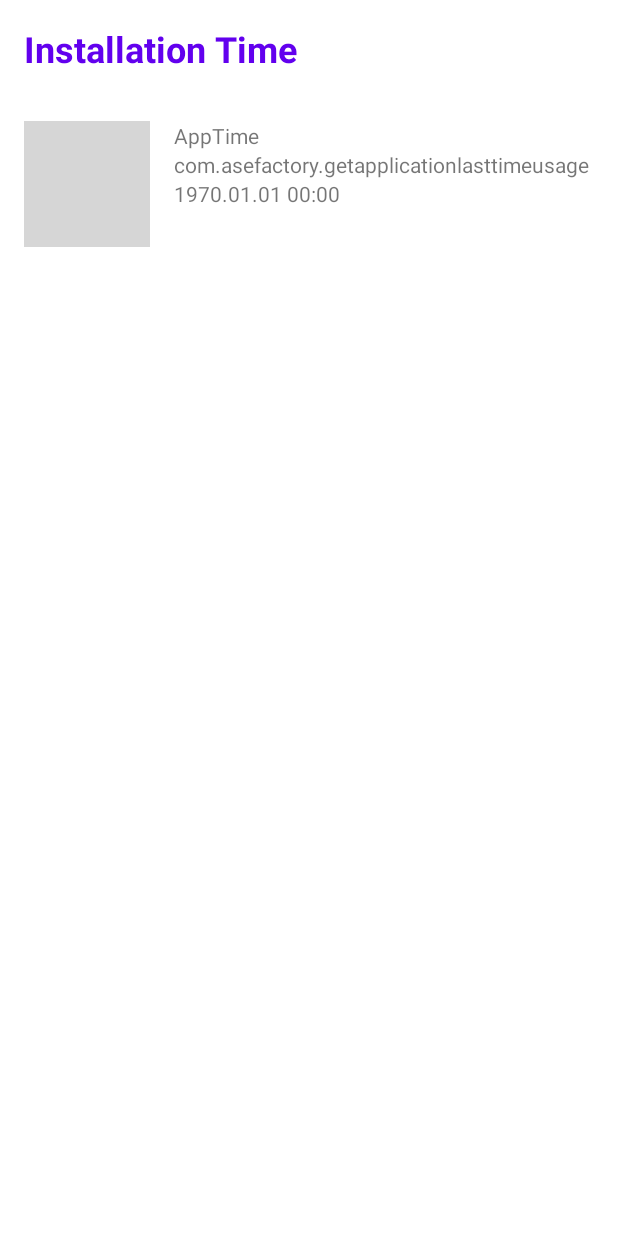
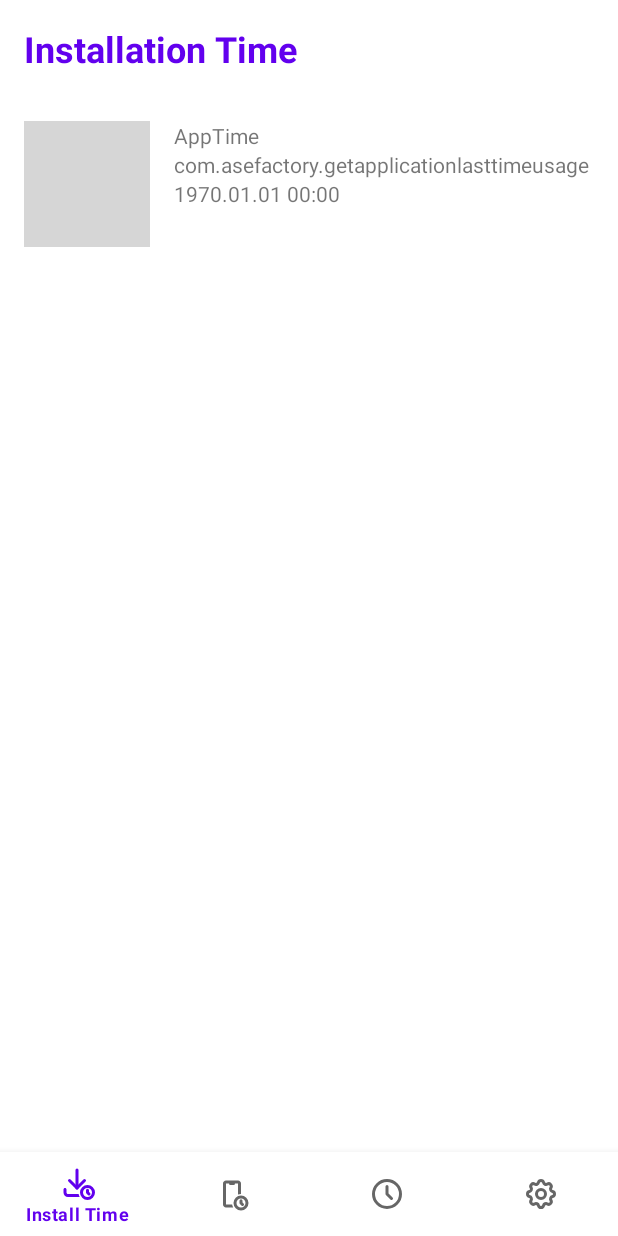
Before and after one commit to ase21/GetApplicationLastTimeUsage, an Android app: the screen it shows after launch (MainActivity), on a phone screen of 412 x 824 dp. Run offline under Robolectric (Android 15) with nearby library versions, the phone set to English and light mode, and no system bars; our stand-ins replace navigation-ui; grey boxes are pictures that could not be loaded.

Commit message:
настроен bottom_navigation

```diff
--- a/app/build.gradle
+++ b/app/build.gradle
@@ -44,6 +44,10 @@ dependencies {
     testImplementation 'junit:junit:4.+'
     androidTestImplementation 'androidx.test.ext:junit:1.1.5'
     androidTestImplementation 'androidx.test.espresso:espresso-core:3.5.1'
+    //загрузка изображений
+    implementation 'io.coil-kt:coil:2.4.0'
 
-    implementation 'io.coil-kt:coil:2.4.0'
+    //навигация
+    implementation 'androidx.navigation:navigation-fragment-ktx:2.5.1'
+    implementation 'androidx.navigation:navigation-ui-ktx:2.5.1'
 }
--- a/app/src/main/java/com/asefactory/getapplicationlasttimeusage/ui/activity/MainActivity.kt
+++ b/app/src/main/java/com/asefactory/getapplicationlasttimeusage/ui/activity/MainActivity.kt
@@ -3,8 +3,10 @@ package com.asefactory.getapplicationlasttimeusage.ui.activity
 import android.os.Bundle
 import androidx.appcompat.app.AppCompatActivity
 import androidx.core.splashscreen.SplashScreen.Companion.installSplashScreen
+import androidx.navigation.fragment.NavHostFragment
+import androidx.navigation.ui.setupWithNavController
 import com.asefactory.getapplicationlasttimeusage.R
-import com.asefactory.getapplicationlasttimeusage.ui.fragments.instalation_date.InstallationDatesFragment
+import com.google.android.material.bottomnavigation.BottomNavigationView
 
 class MainActivity : AppCompatActivity() {
 
@@ -13,8 +15,10 @@ class MainActivity : AppCompatActivity() {
         super.onCreate(savedInstanceState)
         setContentView(R.layout.activity_main)
 
-        supportFragmentManager.beginTransaction()
-            .add(R.id.fragment_container_view, InstallationDatesFragment())
-            .commit()
+        val navHostFragment =
+            supportFragmentManager.findFragmentById(R.id.nav_host_fragment) as NavHostFragment
+        val navController = navHostFragment.navController
+        findViewById<BottomNavigationView>(R.id.bottom_nav)
+            .setupWithNavController(navController)
     }
 }
--- a/app/src/main/java/com/asefactory/getapplicationlasttimeusage/ui/fragments/instalation_date/InstallationDatesFragment.kt
+++ b/app/src/main/java/com/asefactory/getapplicationlasttimeusage/ui/fragments/installation_date/InstallationDatesFragment.kt
@@ -1,4 +1,4 @@
-package com.asefactory.getapplicationlasttimeusage.ui.fragments.instalation_date
+package com.asefactory.getapplicationlasttimeusage.ui.fragments.installation_date
 
 import android.os.Bundle
 import android.view.View
--- /dev/null
+++ b/app/src/main/res/drawable/ic_clock.xml
@@ -0,0 +1,20 @@
+<vector xmlns:android="http://schemas.android.com/apk/res/android"
+    android:width="24dp"
+    android:height="24dp"
+    android:viewportWidth="24"
+    android:viewportHeight="24">
+  <path
+      android:pathData="M12,12m-9,0a9,9 0,1 1,18 0a9,9 0,1 1,-18 0"
+      android:strokeLineJoin="round"
+      android:strokeWidth="2"
+      android:fillColor="#00000000"
+      android:strokeColor="#200859"
+      android:strokeLineCap="round"/>
+  <path
+      android:pathData="M12,7V12L15,15"
+      android:strokeLineJoin="round"
+      android:strokeWidth="2"
+      android:fillColor="#00000000"
+      android:strokeColor="#200859"
+      android:strokeLineCap="round"/>
+</vector>
--- /dev/null
+++ b/app/src/main/res/drawable/ic_device_mobile.xml
@@ -0,0 +1,31 @@
+<vector xmlns:android="http://schemas.android.com/apk/res/android"
+    android:width="24dp"
+    android:height="24dp"
+    android:viewportWidth="24"
+    android:viewportHeight="24">
+  <path
+      android:pathData="M11,5H13"
+      android:strokeLineJoin="round"
+      android:strokeWidth="2"
+      android:fillColor="#00000000"
+      android:strokeColor="#200859"
+      android:strokeLineCap="round"/>
+  <path
+      android:pathData="M8,3C6.895,3 6,3.895 6,5V19C6,20.105 6.895,21 8,21H12.803C12.451,20.393 12.203,19.718 12.083,19H8V5H16V12.341C16.626,12.12 17.299,12 18,12V5C18,3.895 17.105,3 16,3H8Z"
+      android:fillColor="#200859"
+      android:fillType="evenOdd"/>
+  <path
+      android:pathData="M18,18m-4,0a4,4 0,1 1,8 0a4,4 0,1 1,-8 0"
+      android:strokeLineJoin="round"
+      android:strokeWidth="2"
+      android:fillColor="#00000000"
+      android:strokeColor="#200859"
+      android:strokeLineCap="round"/>
+  <path
+      android:pathData="M18,16.496V18L19,19"
+      android:strokeLineJoin="round"
+      android:strokeWidth="2"
+      android:fillColor="#00000000"
+      android:strokeColor="#200859"
+      android:strokeLineCap="round"/>
+</vector>
--- /dev/null
+++ b/app/src/main/res/drawable/ic_downloads.xml
@@ -0,0 +1,38 @@
+<vector xmlns:android="http://schemas.android.com/apk/res/android"
+    android:width="24dp"
+    android:height="24dp"
+    android:viewportWidth="24"
+    android:viewportHeight="24">
+  <path
+      android:pathData="M7,11L12,16L17,11"
+      android:strokeLineJoin="round"
+      android:strokeWidth="2"
+      android:fillColor="#00000000"
+      android:strokeColor="#200859"
+      android:strokeLineCap="round"/>
+  <path
+      android:pathData="M12,4V16"
+      android:strokeLineJoin="round"
+      android:strokeWidth="2"
+      android:fillColor="#00000000"
+      android:strokeColor="#200859"
+      android:strokeLineCap="round"/>
+  <path
+      android:pathData="M13.083,20H6C5.448,20 5,19.552 5,19V17C5,16.448 4.552,16 4,16C3.448,16 3,16.448 3,17V19C3,20.657 4.343,22 6,22H13.803C13.451,21.393 13.203,20.718 13.083,20Z"
+      android:fillColor="#200859"
+      android:fillType="evenOdd"/>
+  <path
+      android:pathData="M19,19m-4,0a4,4 0,1 1,8 0a4,4 0,1 1,-8 0"
+      android:strokeLineJoin="round"
+      android:strokeWidth="2"
+      android:fillColor="#00000000"
+      android:strokeColor="#200859"
+      android:strokeLineCap="round"/>
+  <path
+      android:pathData="M19,17.496V19L20,20"
+      android:strokeLineJoin="round"
+      android:strokeWidth="2"
+      android:fillColor="#00000000"
+      android:strokeColor="#200859"
+      android:strokeLineCap="round"/>
+</vector>
--- /dev/null
+++ b/app/src/main/res/drawable/ic_settings.xml
@@ -0,0 +1,21 @@
+<vector xmlns:android="http://schemas.android.com/apk/res/android"
+    android:width="24dp"
+    android:height="24dp"
+    android:viewportWidth="24"
+    android:viewportHeight="24">
+  <path
+      android:pathData="M10.325,4.317C10.751,2.561 13.249,2.561 13.675,4.317C13.805,4.852 14.182,5.293 14.691,5.504C15.199,5.714 15.778,5.67 16.248,5.383C17.791,4.443 19.558,6.209 18.618,7.753C18.332,8.223 18.287,8.801 18.497,9.309C18.708,9.818 19.148,10.195 19.683,10.325C21.439,10.751 21.439,13.249 19.683,13.675C19.148,13.805 18.707,14.182 18.496,14.691C18.285,15.199 18.33,15.778 18.617,16.248C19.557,17.791 17.791,19.558 16.247,18.618C15.777,18.332 15.199,18.287 14.691,18.497C14.182,18.708 13.805,19.148 13.675,19.683C13.249,21.439 10.751,21.439 10.325,19.683C10.195,19.148 9.818,18.707 9.309,18.496C8.801,18.285 8.222,18.33 7.752,18.617C6.209,19.557 4.442,17.791 5.382,16.247C5.668,15.777 5.713,15.199 5.502,14.691C5.292,14.182 4.852,13.805 4.317,13.675C2.561,13.249 2.561,10.751 4.317,10.325C4.852,10.195 5.293,9.818 5.504,9.309C5.714,8.801 5.67,8.222 5.383,7.752C4.443,6.209 6.209,4.442 7.753,5.382C8.753,5.99 10.049,5.452 10.325,4.317Z"
+      android:strokeLineJoin="round"
+      android:strokeWidth="2"
+      android:fillColor="#00000000"
+      android:fillType="evenOdd"
+      android:strokeColor="#200859"
+      android:strokeLineCap="round"/>
+  <path
+      android:pathData="M12,12m-3,0a3,3 0,1 1,6 0a3,3 0,1 1,-6 0"
+      android:strokeLineJoin="round"
+      android:strokeWidth="2"
+      android:fillColor="#00000000"
+      android:strokeColor="#200859"
+      android:strokeLineCap="round"/>
+</vector>
--- a/app/src/main/res/layout/activity_main.xml
+++ b/app/src/main/res/layout/activity_main.xml
@@ -1,5 +1,30 @@
 <?xml version="1.0" encoding="utf-8"?>
-<androidx.fragment.app.FragmentContainerView xmlns:android="http://schemas.android.com/apk/res/android"
-    android:id="@+id/fragment_container_view"
+<androidx.constraintlayout.widget.ConstraintLayout
+    xmlns:android="http://schemas.android.com/apk/res/android"
+    xmlns:app="http://schemas.android.com/apk/res-auto"
     android:layout_width="match_parent"
-    android:layout_height="match_parent" />
+    android:layout_height="match_parent">
+
+    <androidx.fragment.app.FragmentContainerView
+        android:id="@+id/nav_host_fragment"
+        android:name="androidx.navigation.fragment.NavHostFragment"
+        android:layout_width="match_parent"
+        android:layout_height="0dp"
+        app:layout_constraintStart_toStartOf="parent"
+        app:layout_constraintEnd_toEndOf="parent"
+        app:layout_constraintTop_toTopOf="parent"
+        app:layout_constraintBottom_toTopOf="@+id/bottom_nav"
+        app:defaultNavHost="true"
+        app:navGraph="@navigation/nav_graph" />
+
+    <com.google.android.material.bottomnavigation.BottomNavigationView
+        android:id="@+id/bottom_nav"
+        app:menu="@menu/menu_bottom_nav"
+        android:layout_width="match_parent"
+        android:layout_height="wrap_content"
+        app:layout_constraintStart_toStartOf="parent"
+        app:layout_constraintEnd_toEndOf="parent"
+        app:layout_constraintTop_toBottomOf="@+id/nav_host_fragment"
+        app:layout_constraintBottom_toBottomOf="parent"/>
+
+</androidx.constraintlayout.widget.ConstraintLayout>
--- /dev/null
+++ b/app/src/main/res/menu/menu_bottom_nav.xml
@@ -0,0 +1,24 @@
+<?xml version="1.0" encoding="utf-8"?>
+<menu xmlns:android="http://schemas.android.com/apk/res/android">
+    <item
+        android:id="@+id/installationDatesFragment"
+        android:icon="@drawable/ic_downloads"
+        android:contentDescription="@string/installation_time_bottom_menu"
+        android:title="@string/installation_time_bottom_menu" />
+    <item
+        android:id="@+id/lastUsingDateFragment"
+        android:icon="@drawable/ic_device_mobile"
+        android:contentDescription="@string/last_using_date_bottom_menu"
+        android:title="@string/last_using_date_bottom_menu" />
+    <item
+        android:id="@+id/usingTimeFragment"
+        android:icon="@drawable/ic_clock"
+        android:contentDescription="@string/using_time_bottom_menu"
+        android:title="@string/using_time_bottom_menu" />
+    <item
+        android:id="@+id/settingsFragment"
+        android:icon="@drawable/ic_settings"
+        android:contentDescription="@string/settings_bottom_menu"
+        android:title="@string/settings_bottom_menu" />
+
+</menu>
--- /dev/null
+++ b/app/src/main/res/navigation/nav_graph.xml
@@ -0,0 +1,28 @@
+<?xml version="1.0" encoding="utf-8"?>
+<navigation xmlns:android="http://schemas.android.com/apk/res/android"
+    xmlns:app="http://schemas.android.com/apk/res-auto"
+    xmlns:tools="http://schemas.android.com/tools"
+    android:id="@+id/nav_graph"
+    app:startDestination="@id/installationDatesFragment">
+
+    <fragment
+        android:id="@+id/installationDatesFragment"
+        android:name="com.asefactory.getapplicationlasttimeusage.ui.fragments.installation_date.InstallationDatesFragment"
+        android:label="InstallationDatesFragment"
+        tools:layout="@layout/fragment_installation_dates"/>
+    <fragment
+        android:id="@+id/lastUsingDateFragment"
+        android:name="com.asefactory.getapplicationlasttimeusage.ui.fragments.last_using_date.LastUsingDateFragment"
+        android:label="LastUsingDateFragment"
+        tools:layout="@layout/fragment_last_using_date"/>
+    <fragment
+        android:id="@+id/usingTimeFragment"
+        android:name="com.asefactory.getapplicationlasttimeusage.ui.fragments.using_time.UsingTimeFragment"
+        android:label="UsingTimeFragment"
+        tools:layout="@layout/fragment_using_time"/>
+    <fragment
+        android:id="@+id/settingsFragment"
+        android:name="com.asefactory.getapplicationlasttimeusage.ui.fragments.settings.SettingsFragment"
+        android:label="SettingsFragment"
+        tools:layout="@layout/fragment_settings"/>
+</navigation>
--- a/app/src/main/res/values/strings.xml
+++ b/app/src/main/res/values/strings.xml
@@ -1,7 +1,14 @@
 <resources>
     <string name="app_name">AppTime</string>
     <string name="installation_time_header">Installation Time</string>
+    <string name="installation_time_bottom_menu">Install Time</string>
+
     <string name="last_using_date_header">Time of last use</string>
+    <string name="last_using_date_bottom_menu">Last time</string>
+
     <string name="using_time_header">Usage percent per last month</string>
+    <string name="using_time_bottom_menu">Last usage</string>
+
     <string name="settings_header">Settings</string>
+    <string name="settings_bottom_menu">Settings</string>
 </resources>
```
